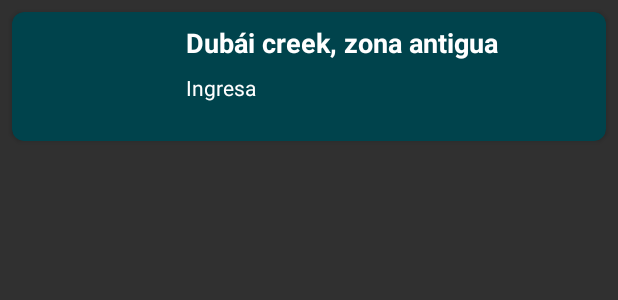
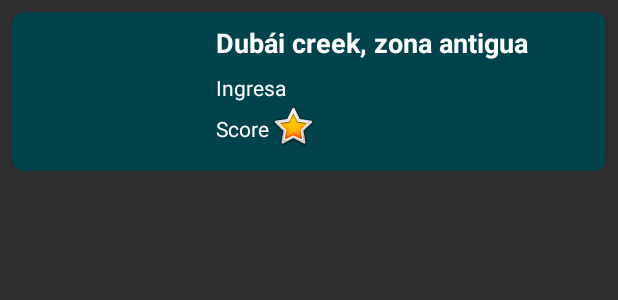
Before and after one commit to juandiego07/AppMisionTIC, an Android app: the layout card_layout.xml on its own in the app's theme, with its tools: preview values and no code run, on a phone screen of 412 x 824 dp. Shown: the top 300 px of the screen. Run offline under Robolectric (Android 15) with nearby library versions, the phone set to English and light mode, and no system bars.

Commit message:
Se agrega el puntaje a cada sitio

```diff
--- a/app/src/main/java/com/misiontic/touristicsites/CustomAdapter.kt
+++ b/app/src/main/java/com/misiontic/touristicsites/CustomAdapter.kt
@@ -27,6 +27,7 @@ class CustomAdapter(val sites: List<ModelSites>, val context: Context) :
         fun render(site: ModelSites) {
             view.findViewById<TextView>(R.id.item_title).text = site.titulo
             view.findViewById<TextView>(R.id.item_description).text = site.descripcion_corta
+            view.findViewById<TextView>(R.id.item_score).text = "Puntaje: "+site.score
             Glide.with(context).load(site.ruta_imagen).into(view.findViewById(R.id.item_image))
         }
     }
--- a/app/src/main/java/com/misiontic/touristicsites/MainActivity2.kt
+++ b/app/src/main/java/com/misiontic/touristicsites/MainActivity2.kt
@@ -38,11 +38,11 @@ class MainActivity2 : AppCompatActivity() {
                     ubicacion = dataSite.getString("ubicacion"),
                     tiempo = dataSite.getString("tiempo"),
                     sitios = dataSite.getString("sitios"),
-                    ruta_imagen = dataSite.getString("ruta_imagen")
+                    ruta_imagen = dataSite.getString("ruta_imagen"),
+                    score = dataSite.getString("score")
                 )
                 modelSites.add(site)
             }
-            Log.d("Arreglo", "$modelSites")
         } catch (e: JSONException) {
             e.printStackTrace()
         }
--- a/app/src/main/java/com/misiontic/touristicsites/ModelSites.kt
+++ b/app/src/main/java/com/misiontic/touristicsites/ModelSites.kt
@@ -7,5 +7,6 @@ data class ModelSites(
     val ubicacion: String,
     val tiempo: String,
     val sitios: String,
-    val ruta_imagen: String
+    val ruta_imagen: String,
+    val score: String,
 )
--- a/app/src/main/res/layout/card_layout.xml
+++ b/app/src/main/res/layout/card_layout.xml
@@ -1,8 +1,10 @@
 <?xml version="1.0" encoding="utf-8"?>
 <androidx.cardview.widget.CardView xmlns:android="http://schemas.android.com/apk/res/android"
+    xmlns:card_view="http://schemas.android.com/apk/res-auto"
+    xmlns:tools="http://schemas.android.com/tools"
+    android:id="@+id/card"
     android:layout_width="match_parent"
     android:layout_height="wrap_content"
-    xmlns:card_view="http://schemas.android.com/apk/res-auto"
     android:layout_margin="8dp"
     card_view:cardBackgroundColor="@color/gris"
     card_view:cardCornerRadius="8dp"
@@ -15,8 +17,8 @@
 
         <ImageView
             android:id="@+id/item_image"
-            android:layout_width="100dp"
-            android:layout_height="70dp"
+            android:layout_width="120dp"
+            android:layout_height="90dp"
             android:scaleType="centerCrop"
             card_view:layout_constraintStart_toStartOf="parent"
             card_view:layout_constraintTop_toTopOf="parent" />
@@ -25,13 +27,13 @@
             android:id="@+id/item_title"
             android:layout_width="0dp"
             android:layout_height="wrap_content"
+            android:layout_marginStart="8dp"
             android:text="Dubái creek, zona antigua"
             android:textColor="@color/white"
+            android:textSize="18dp"
             android:textStyle="bold"
-            android:textSize="18dp"
-            android:layout_marginStart="8dp"
+            card_view:layout_constraintEnd_toEndOf="parent"
             card_view:layout_constraintStart_toEndOf="@id/item_image"
-            card_view:layout_constraintEnd_toEndOf="parent"
             card_view:layout_constraintTop_toTopOf="parent" />
 
         <TextView
@@ -41,14 +43,30 @@
             android:layout_margin="8dp"
             android:text="Ingresa"
             android:textColor="@color/white"
+            card_view:layout_constraintEnd_toEndOf="parent"
             card_view:layout_constraintStart_toEndOf="@id/item_image"
-            card_view:layout_constraintEnd_toEndOf="parent"
-            card_view:layout_constraintTop_toBottomOf="@id/item_title"/>
+            card_view:layout_constraintTop_toBottomOf="@id/item_title" />
 
+        <TextView
+            android:id="@+id/item_score"
+            android:layout_width="0dp"
+            android:layout_height="wrap_content"
+            android:layout_margin="8dp"
+            android:text="Score"
+            android:textColor="@color/white"
+            card_view:layout_constraintStart_toEndOf="@id/item_image"
+            card_view:layout_constraintTop_toBottomOf="@id/item_description" />
+
+        <ImageView
+            android:id="@+id/item_star"
+            android:layout_width="wrap_content"
+            android:layout_height="wrap_content"
+            card_view:layout_constraintStart_toEndOf="@id/item_score"
+            card_view:layout_constraintTop_toBottomOf="@id/item_description"
+            card_view:srcCompat="@android:drawable/btn_star_big_on" />
 
 
     </androidx.constraintlayout.widget.ConstraintLayout>
 
 
-
 </androidx.cardview.widget.CardView>
```
Also changed, not shown: app/src/main/assets/mock_ciudades.json (+10 -5 lines).
